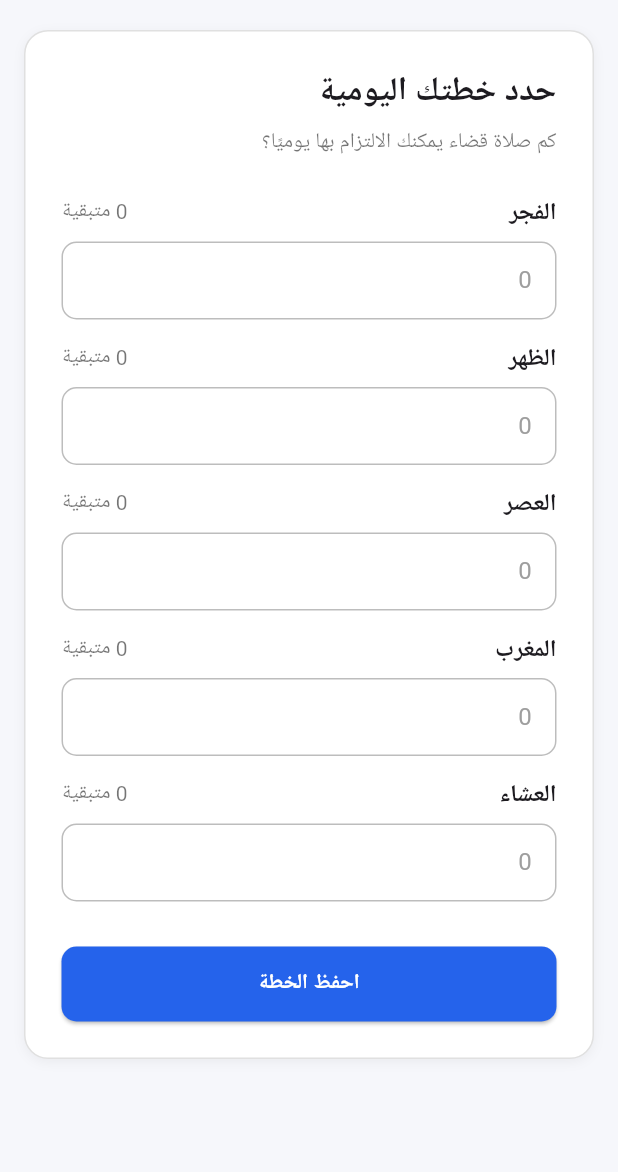
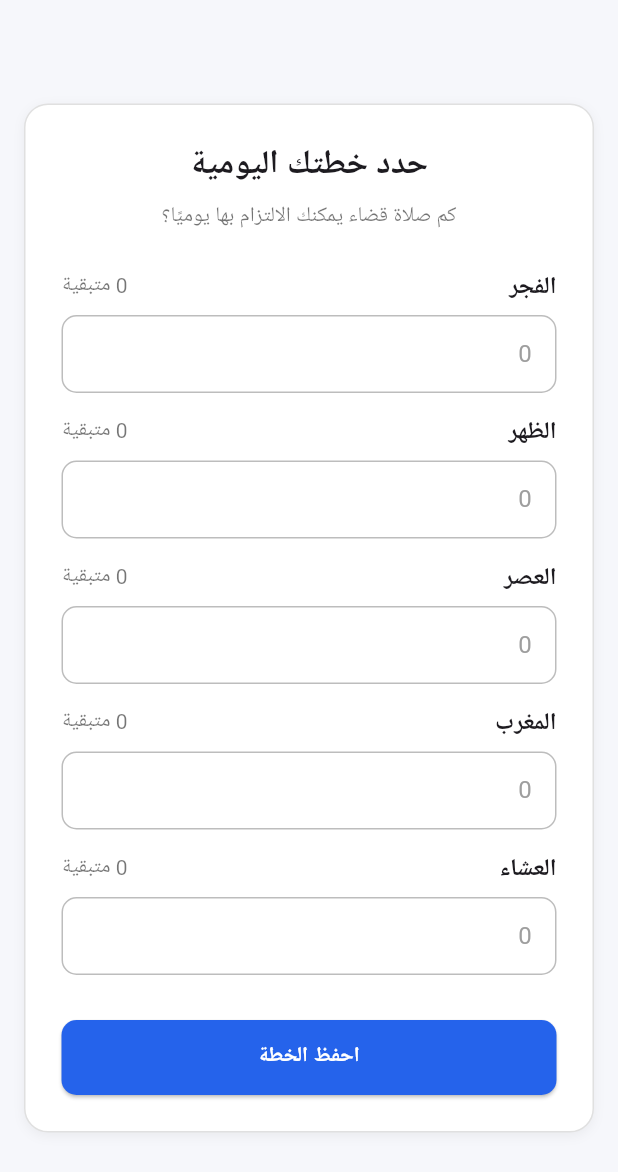
Before and after one commit to youssefeldesoukyy/qadaa_prayer_tracker, a Flutter app: the DailyPlan screen opened directly with empty values, on a phone screen of 412 x 824 dp. Shown: the top 1172 px of the screen. Run offline on Flutter 3.47's test engine with Material 3 defaults, Android fonts, the phone set to English and light mode, and no system bars; our stand-ins replace cloud_firestore, firebase_auth, firebase_core, flutter_svg, google_sign_in, shared_preferences and 1 more; accounts and stored records are empty.

Commit message:
Centered the screen

```diff
--- a/lib/views/daily_plan.dart
+++ b/lib/views/daily_plan.dart
@@ -247,11 +247,12 @@ class _DailyPlanState extends State<DailyPlan> {
       backgroundColor: const Color(0xFFF6F7FB),
       resizeToAvoidBottomInset: true,
       body: SafeArea(
-        child: SingleChildScrollView(
-          padding: const EdgeInsets.symmetric(horizontal: 16, vertical: 20),
-          child: Center(
+        child: Center(
+          child: SingleChildScrollView(
+            // remove the outer padding that caused it to stick at top
             child: Container(
               constraints: const BoxConstraints(maxWidth: 500),
+              margin: const EdgeInsets.all(16), // slight margin from edges
               padding: const EdgeInsets.all(24),
               decoration: BoxDecoration(
                 color: Colors.white,
@@ -274,11 +275,13 @@ class _DailyPlanState extends State<DailyPlan> {
                       fontSize: 22,
                       fontWeight: FontWeight.bold,
                     ),
+                    textAlign: TextAlign.center,
                   ),
                   const SizedBox(height: 8),
                   Text(
                     loc.howManyQadaa,
                     style: const TextStyle(color: Colors.black54),
+                    textAlign: TextAlign.center,
                   ),
                   const SizedBox(height: 24),
                   _rowField(loc.fajr, t.fajr, _fajrPerDay),
```
